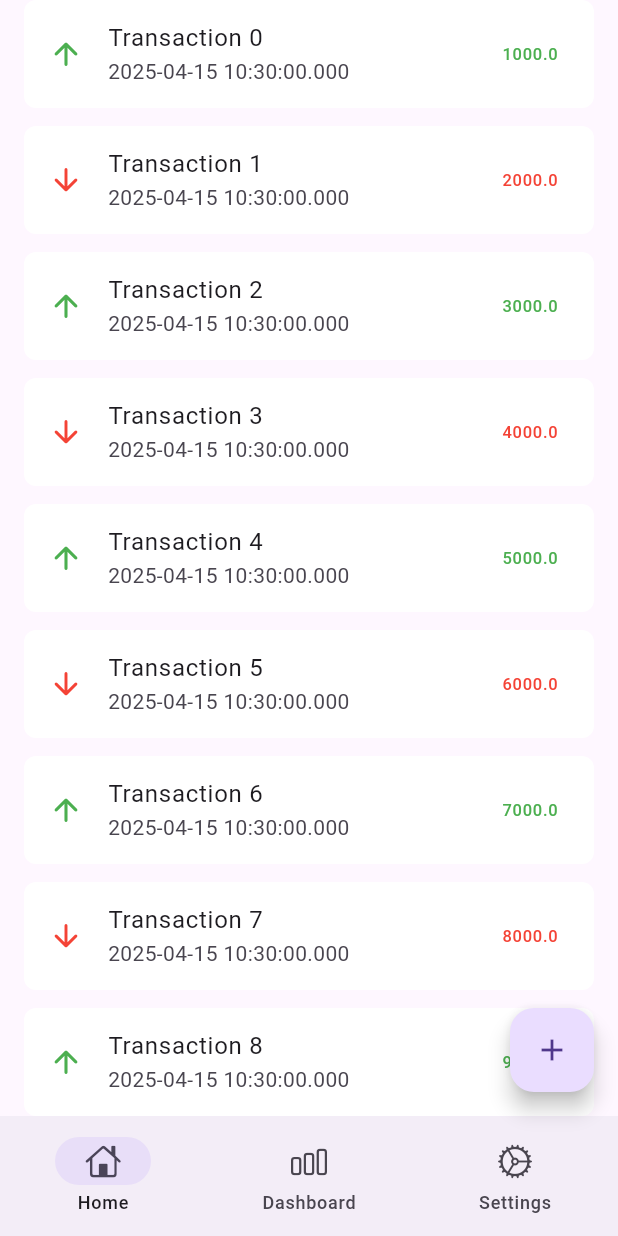
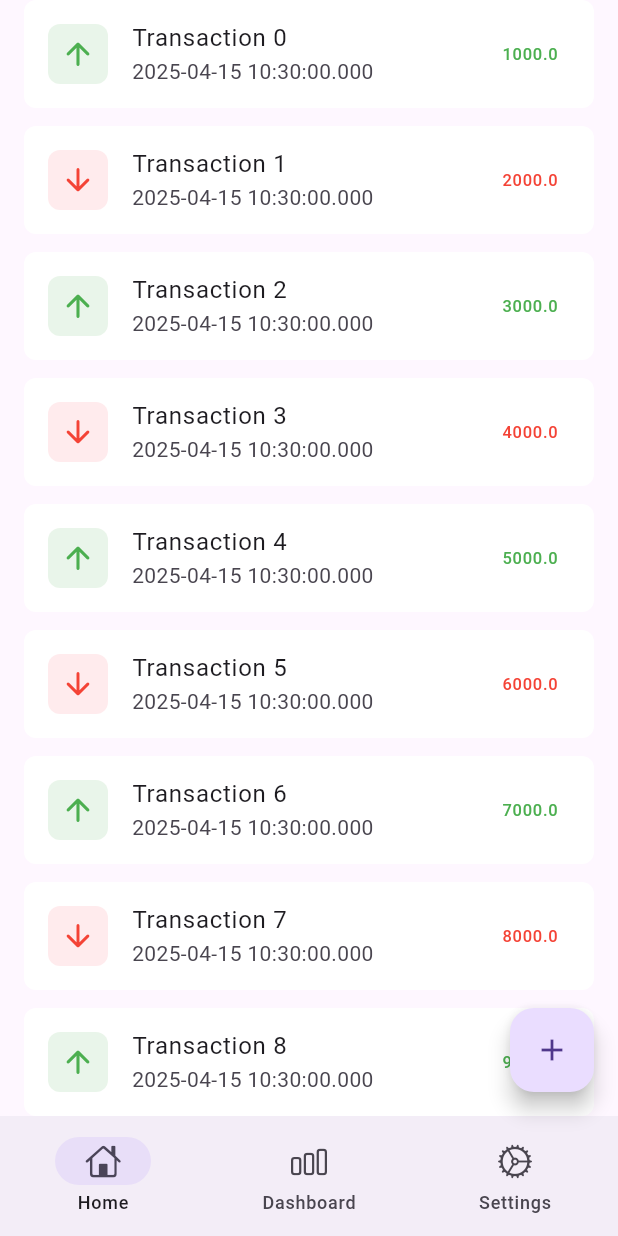
Before and after one commit to arganaphang/wollet, a Flutter app: the screen it shows after launch, on a phone screen of 412 x 824 dp. Run offline on Flutter 3.47's test engine with Material 3 defaults, Android fonts, the phone set to English and light mode, and no system bars; our stand-ins replace get, nanoid; missing offline and left inert: slang; generated files the repository leaves out were written again.

Commit message:
refactor: improve leading icon display in CardTransaction component

```diff
--- a/lib/ui/component/card_transaction.dart
+++ b/lib/ui/component/card_transaction.dart
@@ -13,7 +13,18 @@ class CardTransaction extends StatelessWidget {
         borderRadius: BorderRadius.circular(8),
       ),
       child: ListTile(
-        leading: Icon(
+        leading: Container(
+          decoration: BoxDecoration(
+            color: (transaction.type == TransactionType.income
+                    ? Colors.green
+                    : Colors.red)
+                .shade100
+                .withAlpha(100),
+            borderRadius: BorderRadius.circular(8),
+          ),
+          child: Padding(
+            padding: const EdgeInsets.all(8.0),
+            child: Icon(
               transaction.type == TransactionType.income
                   ? Icons.arrow_upward_rounded
                   : Icons.arrow_downward_rounded,
@@ -21,6 +32,8 @@ class CardTransaction extends StatelessWidget {
                   transaction.type == TransactionType.income
                       ? Colors.green
                       : Colors.red,
+            ),
+          ),
         ),
         title: Text(transaction.title),
         subtitle: Text(transaction.createdAt.toString()),
```
Lines whose indentation alone changed are shown as unchanged.
